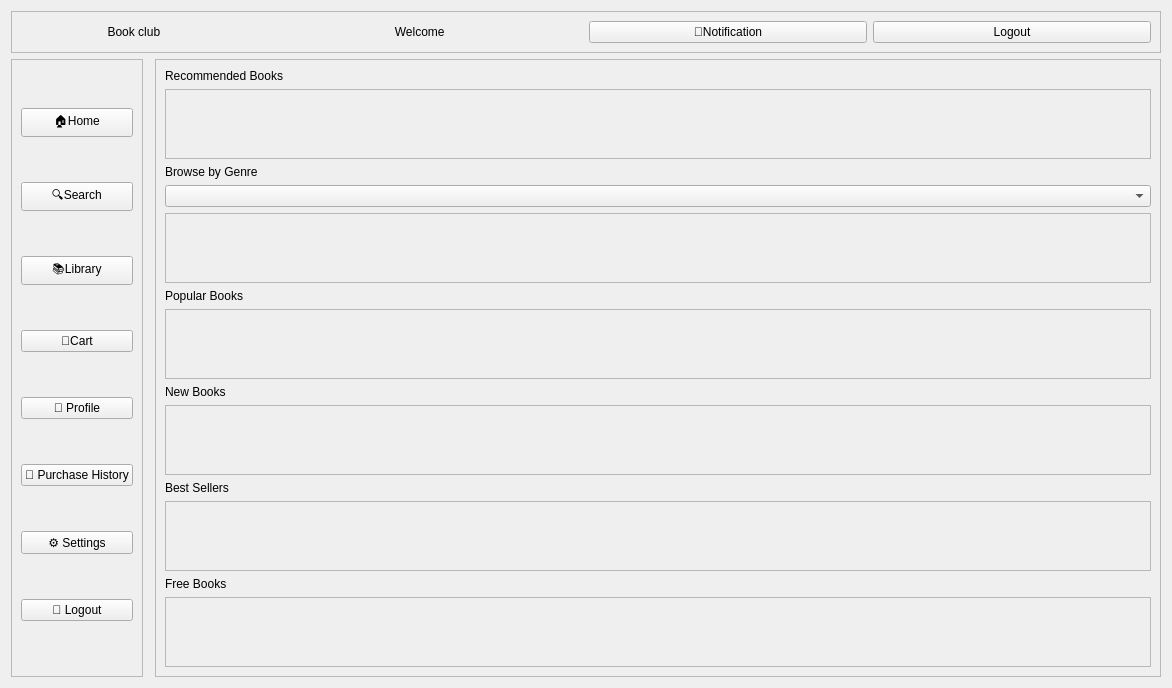
Above: bookClub/src/ui/customerpage.ui from sarinab-eng/bookCLUB before the change. Below: the same form after it.
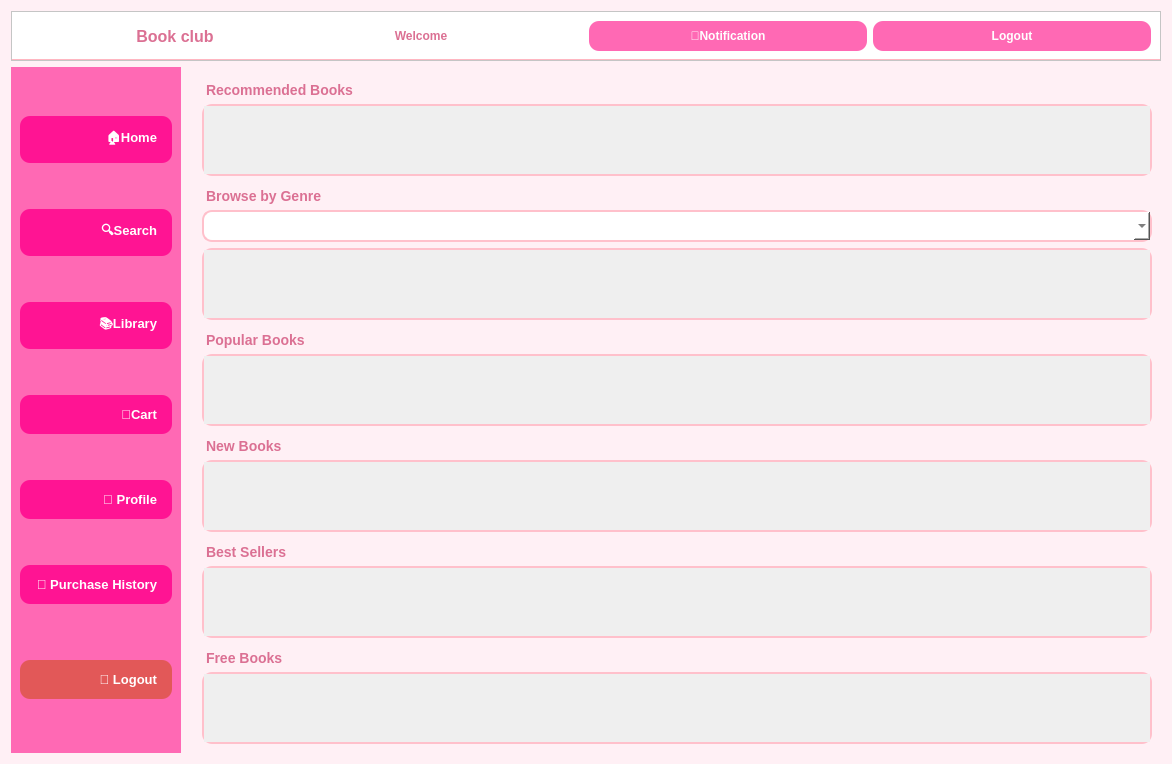
That is the form after the change.

The edit to the form file:
```diff
--- a/bookClub/src/ui/customerpage.ui
+++ b/bookClub/src/ui/customerpage.ui
@@ -26,45 +26,162 @@
    <string>Customer Panel</string>
   </property>
   <property name="styleSheet">
-   <string notr="true">#Sidebar {
-    background-color: #2F3E46;
-    border-left: 1px solid #354F52;
+   <string notr="true">/* هم‌رنگ با تم صورتی پنل مدیر سیستم (adminpage.ui) */
+#CustomerPage {
+    background-color: #FFF0F5;
+    font-family: "Segoe UI", "Tahoma";
 }
-#SidebarTitle {
-    color: #CAD2C5;
+
+#sideMenuFrame {
+    background-color: #FF69B4;
+    border: none;
+}
+
+#headerFrame {
+    background-color: #FFFFFF;
+    border-bottom: 2px solid #FFB6C1;
+}
+#titleLabel {
+    color: #DB7093;
+    font-weight: bold;
     font-size: 16px;
+}
+#welcomeLabel {
+    color: #DB7093;
     font-weight: bold;
-    padding-bottom: 10px;
-    border-bottom: 2px solid #52796F;
 }
-#Sidebar QPushButton {
-    background-color: transparent;
-    color: #CAD2C5;
+#notificationButton, #logoutTopButton {
+    background-color: #FF69B4;
+    color: #FFFFFF;
+    border-radius: 10px;
+    padding: 8px 15px;
+    font-weight: bold;
+}
+#notificationButton:hover, #logoutTopButton:hover {
+    background-color: #FF1493;
+}
+
+#contentFrame {
+    background-color: #FFF0F5;
     border: none;
-    border-radius: 6px;
+}
+
+QLabel#recommendedLabel, QLabel#genreFilterLabel, QLabel#popularLabel,
+QLabel#newBooksLabel, QLabel#bestSellerLabel, QLabel#freeBooksLabel {
+    color: #DB7093;
+    font-weight: bold;
+    font-size: 14px;
+    padding-top: 6px;
+}
+
+QScrollArea {
+    border: 2px solid #FFC0CB;
+    border-radius: 10px;
+    background-color: #FFFFFF;
+}
+
+QComboBox {
+    border: 2px solid #FFC0CB;
+    border-radius: 10px;
+    padding: 6px 12px;
+    background: #FFFFFF;
+    color: #333333;
+}
+QComboBox:hover {
+    border-color: #DB7093;
+}
+QComboBox QAbstractItemView {
+    background-color: #FFFFFF;
+    border: 2px solid #FFC0CB;
+    outline: none;
+    selection-background-color: #FF69B4;
+    selection-color: #FFFFFF;
+}
+QComboBox QAbstractItemView::item {
+    color: #333333;
+    padding: 6px 10px;
+}
+QComboBox QAbstractItemView::item:hover {
+    background-color: #FF69B4;
+    color: #FFFFFF;
+}
+
+QLineEdit {
+    border: 2px solid #FFC0CB;
+    border-radius: 10px;
+    padding: 6px;
+    background: #FFFFFF;
+}
+QLineEdit:focus {
+    border: 2px solid #DB7093;
+}
+
+QTableWidget, QTableView, QListWidget {
+    background-color: #FFFFFF;
+    border: 2px solid #FFC0CB;
+    border-radius: 15px;
+    gridline-color: #FFF0F5;
+    selection-background-color: #FFB6C1;
+    selection-color: #FFFFFF;
+}
+QHeaderView::section {
+    background-color: #FF69B4;
+    color: #FFFFFF;
+    padding: 6px;
+    border: none;
+    font-weight: bold;
+}
+
+QTabWidget::pane {
+    border: 2px solid #FFC0CB;
+    border-radius: 10px;
+}
+QTabBar::tab {
+    background: #FFFFFF;
+    color: #DB7093;
+    border: 2px solid #FFC0CB;
+    border-bottom: none;
+    border-top-left-radius: 10px;
+    border-top-right-radius: 10px;
+    padding: 8px 16px;
+    font-weight: bold;
+}
+QTabBar::tab:selected {
+    background: #FF69B4;
+    color: #FFFFFF;
+}
+
+QPushButton {
+    background-color: #FF69B4;
+    color: #FFFFFF;
+    border-radius: 10px;
+    padding: 8px 15px;
+    font-weight: bold;
+}
+QPushButton:hover {
+    background-color: #FF1493;
+}
+
+QFrame#sideMenuFrame QPushButton {
+    background-color: #FF1493;
+    color: #FFFFFF;
+    border: none;
+    border-radius: 10px;
     padding: 12px 15px;
     font-size: 13px;
+    font-weight: bold;
     text-align: right;
 }
 #Sidebar QPushButton:hover {
     background-color: #354F52;
     color: #FFFFFF;
 }
-#Sidebar QPushButton:checked {
-    background-color: #52796F;
-    color: #FFFFFF;
-    font-weight: bold;
+QFrame#sideMenuFrame QPushButton#logoutButton {
+    background-color: #E25858;
+    margin-top: 10px;
 }
-#btnLogout {
-    background-color: #841C26;
-    color: white;
-    text-align: center;
-}
-#btnLogout:hover {
-    background-color: #A8201A;
-}
-#MainStackedWidget {
-    background-color: #FAFAFA;
+QFrame#sideMenuFrame QPushButton#logoutButton:hover {
+    background-color: #C0392B;
 }</string>
   </property>
   <layout class="QGridLayout" name="gridLayout">
@@ -119,13 +236,6 @@
         </property>
        </widget>
       </item>
-      <item>
-       <widget class="QPushButton" name="settingsButton">
-        <property name="text">
-         <string>⚙ Settings</string>
-        </property>
-       </widget>
-      </item>
       <item>
        <widget class="QPushButton" name="logoutButton">
         <property name="text">
```
Left out of the diff: 5 changed lines with no effect on the pictures.
